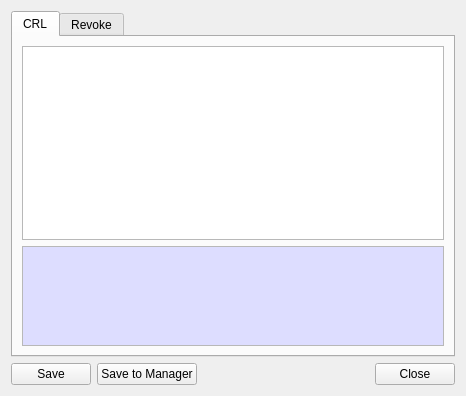
Before: the Qt Designer form BerEditor/crl_info_dlg.ui in jykim74/BerEditor, drawn with Qt 5.
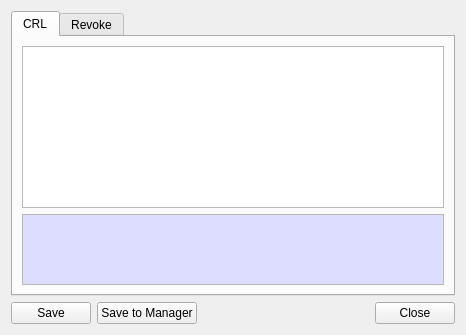
After: the same form once the commit is applied. The open tabs and pages were chosen to show the change.

```diff
--- a/BerEditor/crl_info_dlg.ui
+++ b/BerEditor/crl_info_dlg.ui
@@ -7,7 +7,7 @@
     <x>0</x>
     <y>0</y>
     <width>466</width>
-    <height>396</height>
+    <height>335</height>
    </rect>
   </property>
   <property name="windowTitle">
@@ -25,7 +25,14 @@
       </attribute>
       <layout class="QVBoxLayout" name="verticalLayout">
        <item>
-        <widget class="QTableWidget" name="mCRLListTable"/>
+        <widget class="QTableWidget" name="mCRLListTable">
+         <property name="minimumSize">
+          <size>
+           <width>0</width>
+           <height>160</height>
+          </size>
+         </property>
+        </widget>
        </item>
        <item>
         <widget class="QPlainTextEdit" name="mCRLDetailText">
```
Left out of the diff: 6 changed lines with no effect on the pictures.
